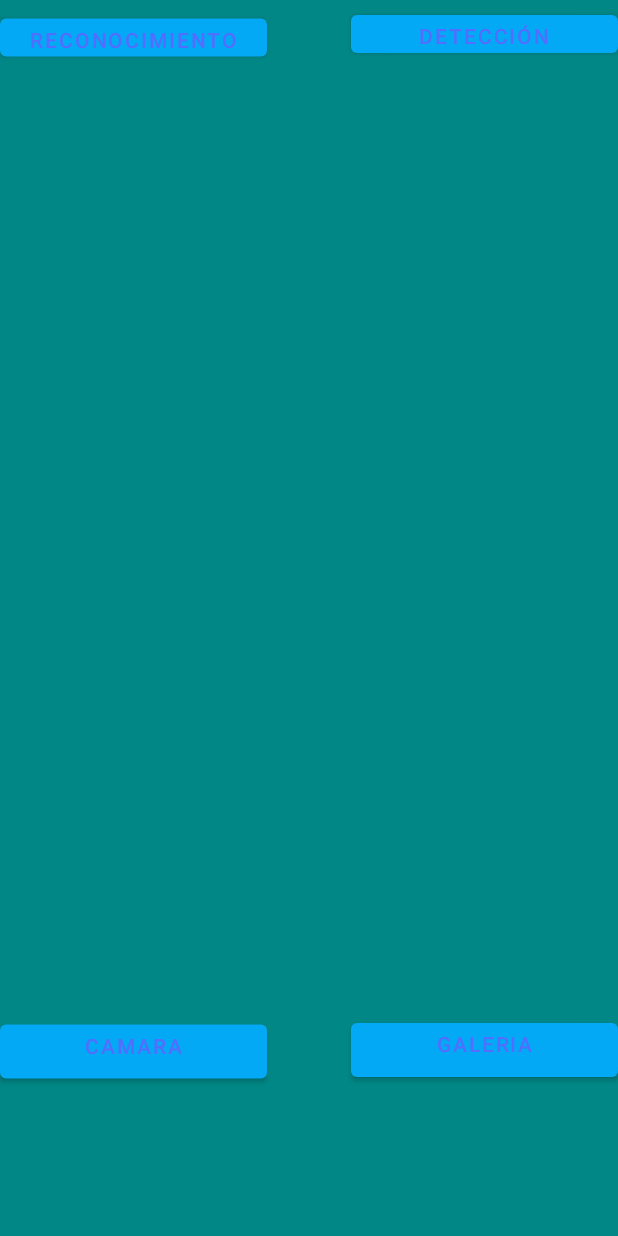
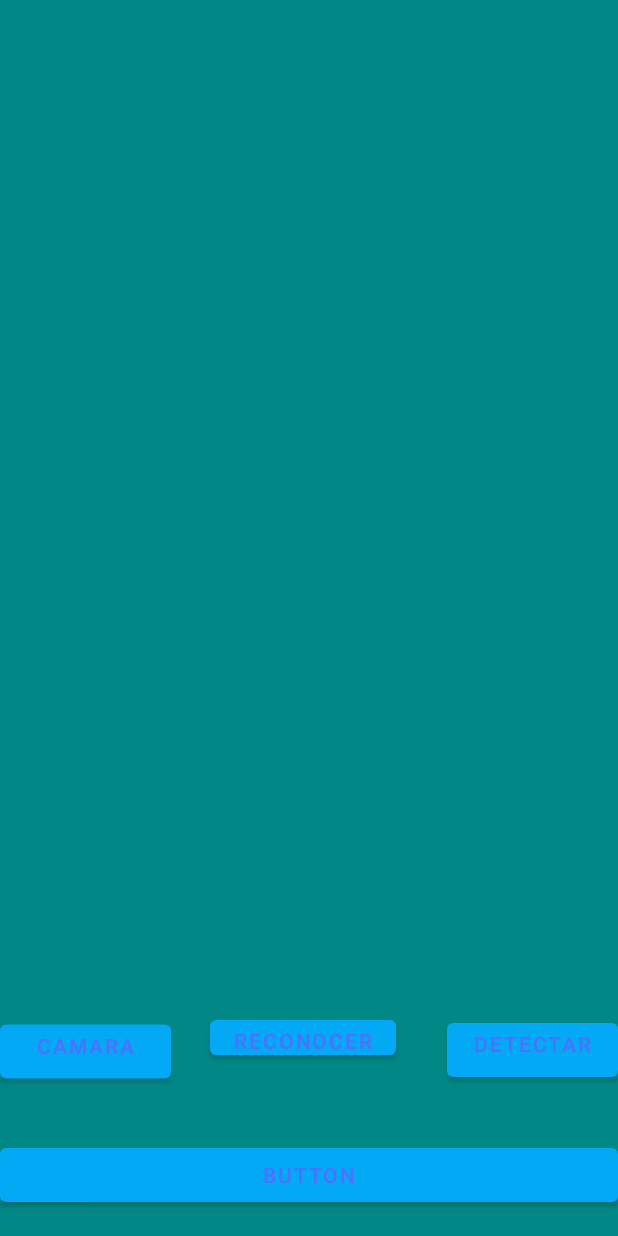
Before and after one commit to SebastianMer/Computer-Vision, an Android app: the layout activity_main.xml on its own in the app's theme, with its tools: preview values and no code run, on a phone screen of 412 x 824 dp. Run offline under Robolectric (Android 15) with nearby library versions, the phone set to English and light mode, and no system bars.

Commit message:
Correciones estéticas

```diff
--- a/app/src/main/java/com/CubidesyMerchan/parcial1/MainActivity.java
+++ b/app/src/main/java/com/CubidesyMerchan/parcial1/MainActivity.java
@@ -170,9 +170,6 @@ public class MainActivity extends AppCompatActivity {
 
     public void Grises(View v){
         BitmapFactory.Options o = new BitmapFactory.Options();
-<<<<<<< HEAD
-=======
->>>>>>> prueba
 
         //Convertir de BitMap a Mat
         Utils.bitmapToMat(imgbitmap, img);
@@ -201,10 +198,6 @@ public class MainActivity extends AppCompatActivity {
         } catch (Exception e) {
             Log.e("OpenCVActivity", "Error cargando cascade", e);
         }
-<<<<<<< HEAD
-=======
->>>>>>> prueba
-
         //Detección de rostros
 
 
@@ -215,7 +208,7 @@ public class MainActivity extends AppCompatActivity {
 
 
         for(Rect cara: matOfRect.toArray()){
-            Imgproc.rectangle(img, new Point(cara.x+300, cara.y+300), new Point(cara.x + cara.width*20, cara.y + cara.height*20), new Scalar(0,0,255), 3);
+            Imgproc.rectangle(img, new Point(cara.x, cara.y), new Point(cara.x + cara.width, cara.y + cara.height), new Scalar(0,0,255), 3);
         }
 
         //Imgproc.resize(img, img, new Size(1, 1));
--- a/app/src/main/res/layout/activity_main.xml
+++ b/app/src/main/res/layout/activity_main.xml
@@ -9,10 +9,9 @@
     android:background="@color/design_default_color_secondary_variant">
 
 
-
     <Button
         android:id="@+id/btnCamara"
-        android:layout_width="178dp"
+        android:layout_width="114dp"
         android:layout_height="wrap_content"
         android:layout_gravity="center_horizontal|left"
         android:gravity="center_horizontal"
@@ -28,30 +27,25 @@
 
     <Button
         android:id="@+id/btnGaleria"
-        android:layout_width="178dp"
+        android:layout_width="114dp"
         android:layout_height="wrap_content"
         android:layout_gravity="right"
         android:gravity="center_horizontal"
         android:includeFontPadding="true"
-        android:onClick="onclick"
         android:text="@string/btnGaleria" />
 
     <Button
-        android:id="@+id/button2"
-        android:layout_width="178dp"
-        android:layout_height="37dp"
-        android:layout_gravity="right"
-        android:gravity="center_horizontal"
-        android:text="Detección"
-        android:translationY="-720sp" />
+        android:id="@+id/button"
+        android:layout_width="wrap_content"
+        android:layout_height="35dp"
+        android:text="@string/btnRec"
+        android:translationX="140dp"
+        android:translationY="-50dp" />
 
     <Button
-        android:id="@+id/button3"
-        android:layout_width="178dp"
-        android:layout_height="37dp"
-        android:layout_gravity="left"
-        android:gravity="center_horizontal"
-        android:text="Reconocimiento"
-        android:translationY="-755sp" />
+        android:id="@+id/btnRec"
+        android:layout_width="match_parent"
+        android:layout_height="wrap_content"
+        android:text="Button" />
 
 </LinearLayout>
--- a/app/src/main/res/values/strings.xml
+++ b/app/src/main/res/values/strings.xml
@@ -1,5 +1,6 @@
 <resources>
     <string name="app_name">Vision</string>
     <string name="btnCamara">Camara</string>
-    <string name="btnGaleria">Galeria</string>
+    <string name="btnGaleria">Detectar</string>
+    <string name="btnRec">Reconocer</string>
 </resources>
```
Also changed, not shown: 1 other file.
